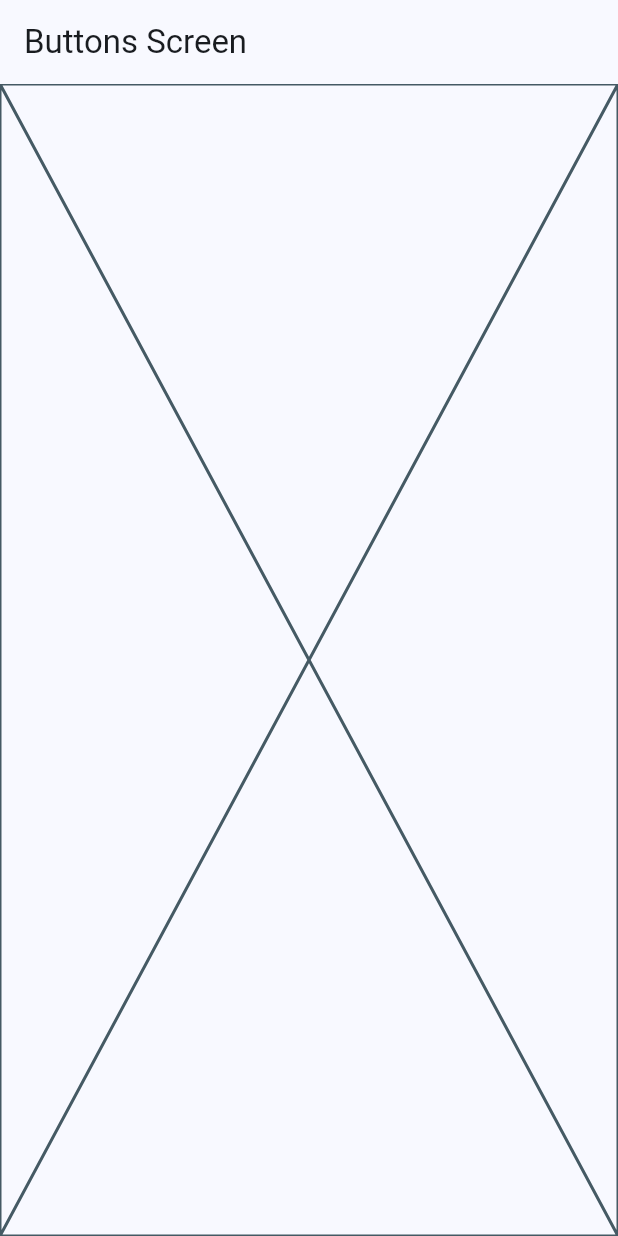
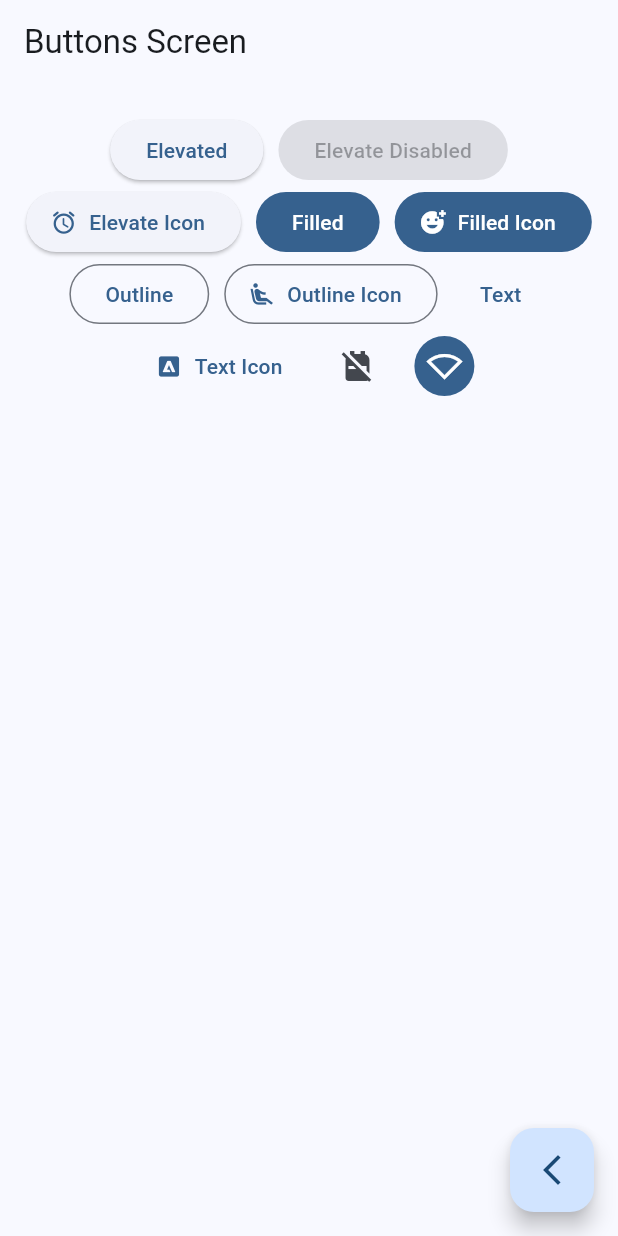
Before and after one commit to SebasVillaLo/My-proyects, a Flutter app: the ButtonsScreen screen opened by its route, on a phone screen of 412 x 824 dp. Run offline on Flutter 3.47's test engine with Material 2 defaults, Android fonts, the phone set to English and light mode, and no system bars; our stand-ins replace animate_do, dio, go_router, video_player.

Commit message:
lista de botones

```diff
--- a/widgets_app/lib/presentation/screens/buttons/buttons_screen.dart
+++ b/widgets_app/lib/presentation/screens/buttons/buttons_screen.dart
@@ -1,4 +1,5 @@
 import 'package:flutter/material.dart';
+import 'package:go_router/go_router.dart';
 
 class ButtonsScreen extends StatelessWidget {
   static const String name = 'buttons_screen';
@@ -10,7 +11,72 @@ class ButtonsScreen extends StatelessWidget {
       appBar: AppBar(
         title: const Text('Buttons Screen'),
       ),
-      body: const Placeholder(),
+      body: const _ButtonsView(),
+      floatingActionButton: FloatingActionButton(
+        onPressed: () => context.pop(),
+        child: const Icon(Icons.arrow_back_ios_new_outlined),
+      ),
     );
   }
 }
+
+class _ButtonsView extends StatelessWidget {
+  const _ButtonsView();
+
+  @override
+  Widget build(BuildContext context) {
+    final colors = Theme.of(context).colorScheme;
+    return SizedBox(
+      width: double.infinity,
+      child: Padding(
+        padding: const EdgeInsets.symmetric(horizontal: 10, vertical: 20),
+        child: Wrap(
+          spacing: 10,
+          alignment: WrapAlignment.center,
+          children: [
+            ElevatedButton(onPressed: () {}, child: const Text('Elevated')),
+            const ElevatedButton(
+                onPressed: null, child: Text('Elevate Disabled')),
+            ElevatedButton.icon(
+              onPressed: () {},
+              icon: const Icon(Icons.access_alarm_rounded),
+              label: const Text('Elevate Icon'),
+            ),
+            FilledButton(onPressed: () {}, child: const Text('Filled')),
+            FilledButton.icon(
+              onPressed: () {},
+              icon: const Icon(Icons.add_reaction_sharp),
+              label: const Text('Filled Icon'),
+            ),
+            OutlinedButton(onPressed: () {}, child: const Text('Outline')),
+            OutlinedButton.icon(
+              onPressed: () {},
+              icon: const Icon(Icons.airline_seat_recline_extra_outlined),
+              label: const Text('Outline Icon'),
+            ),
+            TextButton(onPressed: () {}, child: const Text('Text')),
+            TextButton.icon(
+              onPressed: () {},
+              icon: const Icon(Icons.adobe_outlined),
+              label: const Text('Text Icon'),
+            ),
+
+            // TODO: Custom Button
+
+            IconButton(onPressed: () {}, icon: const Icon(Icons.no_backpack)),
+            IconButton(
+              onPressed: () {},
+              icon: const Icon(
+                Icons.signal_wifi_statusbar_null,
+              ),
+              style: ButtonStyle(
+                backgroundColor: MaterialStatePropertyAll(colors.primary),
+                iconColor: const MaterialStatePropertyAll(Colors.white),
+              ),
+            ),
+          ],
+        ),
+      ),
+    );
+  }
+}
```
